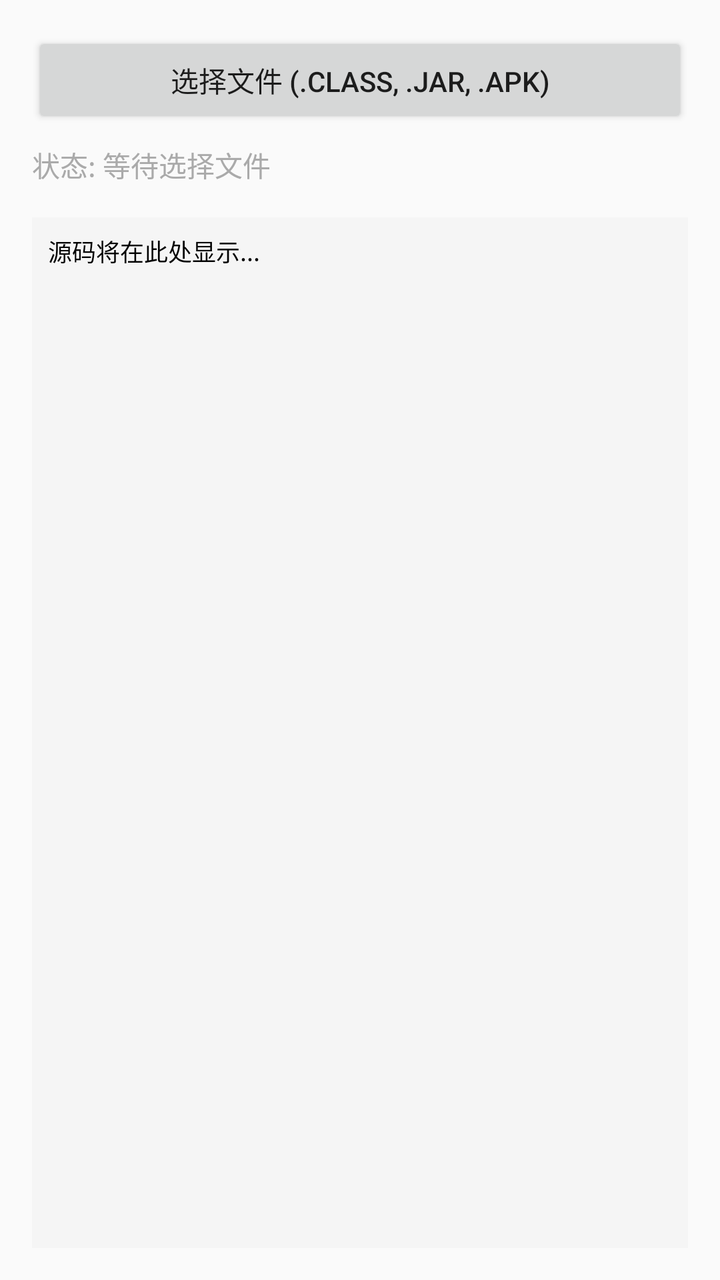
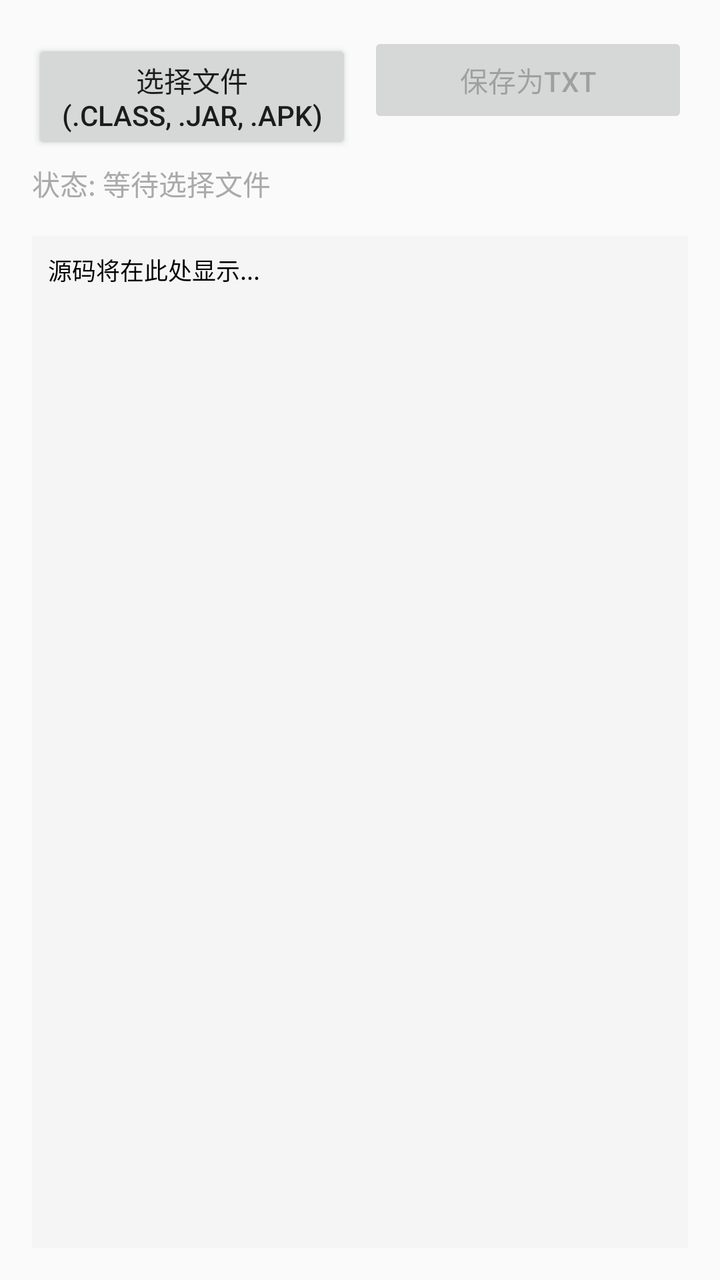

Compare the two renders of this Android layout. The source of the first and the diff that turns it into the second are given below.
<!-- AndroidManifest.xml: application theme Theme.AppCompat.Light.DarkActionBar -->
<!-- res/layout/activity_main.xml -->
<?xml version="1.0" encoding="utf-8"?>
<LinearLayout xmlns:android="http://schemas.android.com/apk/res/android"
    android:layout_width="match_parent"
    android:layout_height="match_parent"
    android:orientation="vertical"
    android:padding="16dp">

    <Button
        android:id="@+id/btn_select_file"
        android:layout_width="match_parent"
        android:layout_height="wrap_content"
        android:text="选择文件 (.class, .jar, .apk)" />

    <TextView
        android:id="@+id/tv_status"
        android:layout_width="match_parent"
        android:layout_height="wrap_content"
        android:layout_marginTop="8dp"
        android:text="状态: 等待选择文件"
        android:textColor="@android:color/darker_gray"
        android:textSize="14sp" />

    <ScrollView
        android:layout_width="match_parent"
        android:layout_height="0dp"
        android:layout_weight="1"
        android:layout_marginTop="16dp"
        android:background="#F5F5F5">

        <HorizontalScrollView
            android:layout_width="match_parent"
            android:layout_height="wrap_content">

            
            <TextView
                android:id="@+id/tv_code"
                android:layout_width="wrap_content"
                android:layout_height="wrap_content"
                android:padding="8dp"
                android:fontFamily="monospace"
                android:text="源码将在此处显示..."
                android:textColor="@android:color/black"
                android:textSize="12sp"
                android:textIsSelectable="true" /> 
        </HorizontalScrollView>
    </ScrollView>
</LinearLayout>
<!-- resources referenced by this layout -->
<resources>

</resources>

<!-- the commit's change to res/layout/activity_main.xml (unified diff, before → after) -->
@@ -5,11 +5,28 @@
     android:orientation="vertical"
     android:padding="16dp">
 
-    <Button
-        android:id="@+id/btn_select_file"
+    
+    <LinearLayout
         android:layout_width="match_parent"
         android:layout_height="wrap_content"
-        android:text="选择文件 (.class, .jar, .apk)" />
+        android:orientation="horizontal">
+        
+        <Button
+            android:id="@+id/btn_select_file"
+            android:layout_width="0dp"
+            android:layout_height="wrap_content"
+            android:layout_weight="1"
+            android:text="选择文件 (.CLASS, .JAR, .APK)" />
+
+        <Button
+            android:id="@+id/btn_save_txt"
+            android:layout_width="0dp"
+            android:layout_height="wrap_content"
+            android:layout_weight="1"
+            android:layout_marginStart="8dp"
+            android:text="保存为TXT"
+            android:enabled="false" /> 
+    </LinearLayout>
 
     <TextView
         android:id="@+id/tv_status"
@@ -31,7 +48,6 @@
             android:layout_width="match_parent"
             android:layout_height="wrap_content">
 
-            
             <TextView
                 android:id="@+id/tv_code"
                 android:layout_width="wrap_content"
